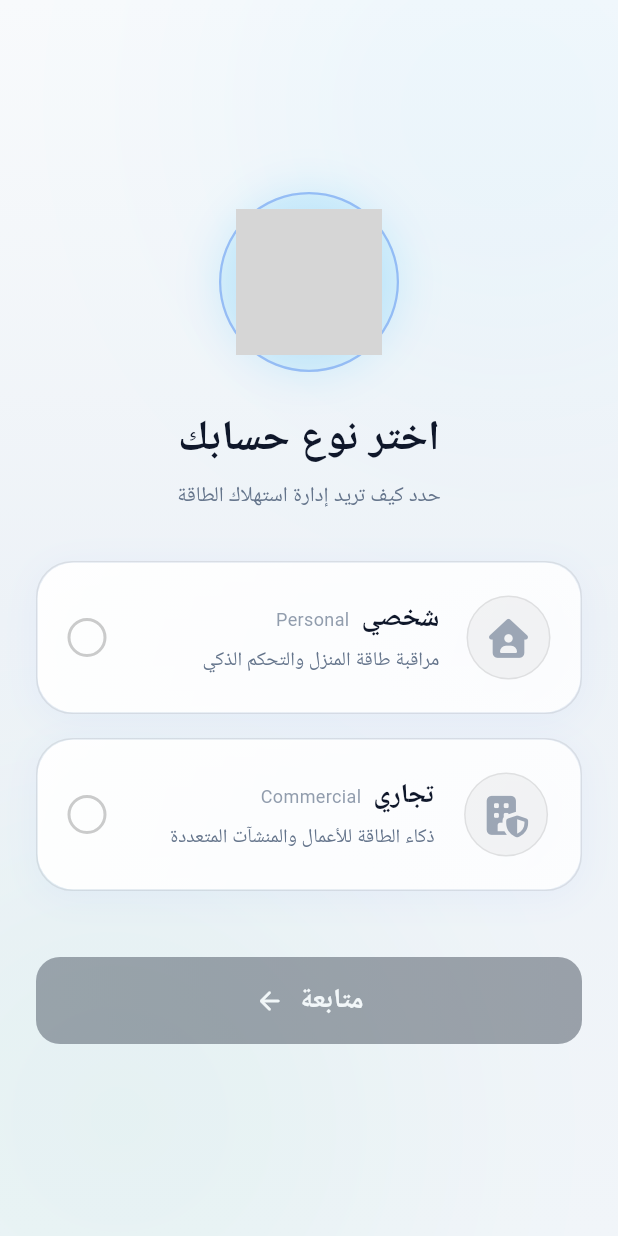
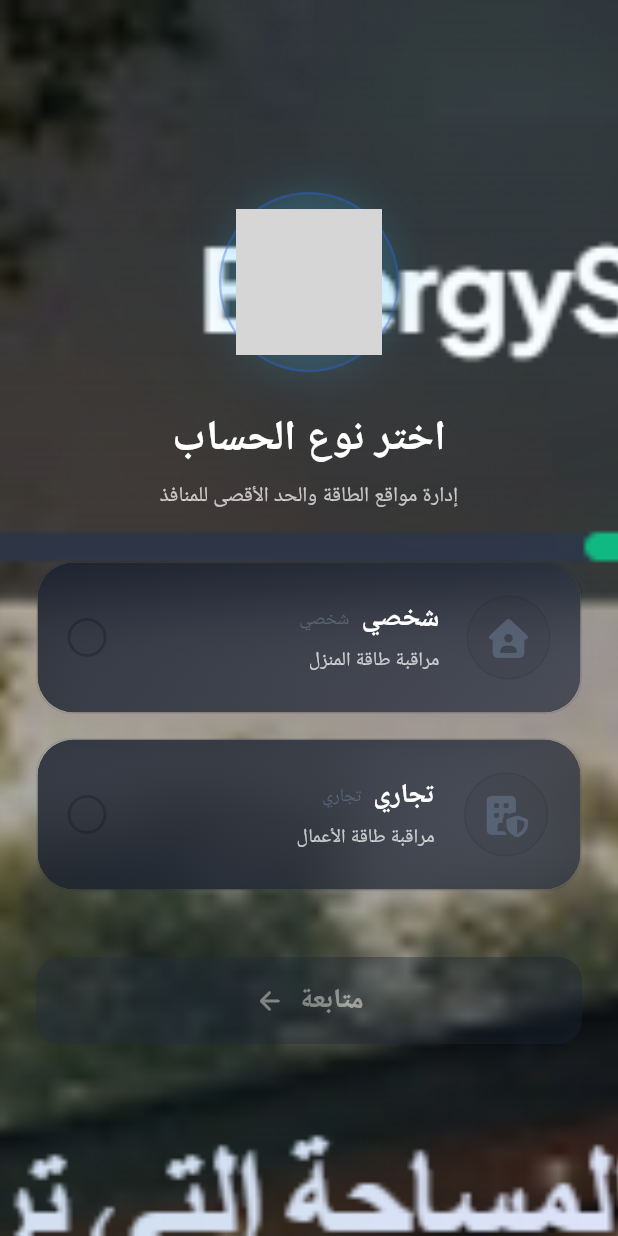
Before and after one commit to seenseon19-cmd/smart-energy, a Flutter app: the AccountTypeScreen screen opened directly, on a phone screen of 412 x 824 dp. Run offline on Flutter 3.47's test engine with Material 3 defaults, Android fonts, the phone set to English and light mode, and no system bars; our stand-ins replace firebase_auth, firebase_core, firebase_database, firebase_messaging, fl_chart, flutter_secure_storage and 8 more; accounts and stored records are empty; network calls fail; Roboto replaces fonts that are missing (Cairo); project files that could hold a hidden picture were left out; grey boxes are pictures that could not be loaded.

Commit message:
feat: apply Stitch authentication and onboarding screens

```diff
--- a/lib/screens/account_type_screen.dart
+++ b/lib/screens/account_type_screen.dart
@@ -8,6 +8,7 @@ import 'package:firebase_auth/firebase_auth.dart';
 import 'package:firebase_database/firebase_database.dart';
 import 'package:lottie/lottie.dart';
 import '../theme/app_theme.dart';
+import '../l10n/app_localizations.dart';
 import '../providers/energy_provider.dart';
 import '../core/app_animations.dart';
 import 'main_shell.dart';
@@ -87,14 +88,28 @@ class _AccountTypeScreenState extends State<AccountTypeScreen>
   Widget build(BuildContext context) {
     final themeProvider = context.watch<ThemeProvider>();
     final isDark = themeProvider.isDarkMode;
+    final loc = AppLocalizations.of(context);
 
-    return Scaffold(
-      backgroundColor: isDark ? AppTheme.darkBg : AppTheme.lightBg,
+    return Directionality(
+      textDirection: loc.locale.languageCode == 'ar' ? TextDirection.rtl : TextDirection.ltr,
+      child: Scaffold(
+      backgroundColor: const Color(0xFF070E1D),
       body: Stack(
         children: [
           // خلفية متدرجة
           Container(
-            decoration: isDark ? AppTheme.darkBackgroundDecoration : AppTheme.lightBackgroundDecoration,
+            decoration: BoxDecoration(
+              image: const DecorationImage(
+                image: AssetImage('assets/images/stitch_space_bg.png'),
+                fit: BoxFit.cover,
+              ),
+              gradient: LinearGradient(
+                begin: Alignment.topCenter,
+                end: Alignment.bottomCenter,
+                colors: [Colors.black.withOpacity(0.28), const Color(0xFF070E1D).withOpacity(0.95)],
+              ),
+              backgroundBlendMode: BlendMode.darken,
+            ),
           ),
 
           // طبقات التوهج النيوني
@@ -195,20 +210,20 @@ class _AccountTypeScreenState extends State<AccountTypeScreen>
 
                       // العنوان الرئيسي
                       Text(
-                        "اختر نوع حسابك",
+                        loc.tr('selectAccountType'),
                         style: AppTheme.getTextStyle(
                           fontSize: 28,
                           fontWeight: FontWeight.bold,
-                          color: isDark ? AppTheme.darkText : AppTheme.lightText,
+                          color: Colors.white,
                         ),
                         textAlign: TextAlign.center,
                       ),
                       const SizedBox(height: 8),
                       Text(
-                        "حدد كيف تريد إدارة استهلاك الطاقة",
+                        loc.tr('manageSpacesDesc'),
                         style: AppTheme.getTextStyle(
                           fontSize: 14,
-                          color: isDark ? AppTheme.darkText.withOpacity(0.7) : AppTheme.lightTextSecondary,
+                          color: Colors.white.withOpacity(0.72),
                         ),
                         textAlign: TextAlign.center,
                       ),
@@ -216,9 +231,9 @@ class _AccountTypeScreenState extends State<AccountTypeScreen>
 
                       // كرت النوع الشخصي
                       _buildTypeCard(
-                        title: "شخصي",
-                        subtitle: "Personal",
-                        description: "مراقبة طاقة المنزل والتحكم الذكي",
+                        title: loc.tr('personal'),
+                        subtitle: loc.tr('personal'),
+                        description: loc.tr('personalDesc'),
                         icon: FontAwesomeIcons.houseUser,
                         isSelected: _isCommercial == false,
                         activeColor: AppTheme.neonCyan,
@@ -228,9 +243,9 @@ class _AccountTypeScreenState extends State<AccountTypeScreen>
 
                       // كرت النوع التجاري
                       _buildTypeCard(
-                        title: "تجاري",
-                        subtitle: "Commercial",
-                        description: "ذكاء الطاقة للأعمال والمنشآت المتعددة",
+                        title: loc.tr('commercial'),
+                        subtitle: loc.tr('commercial'),
+                        description: loc.tr('commercialDesc'),
                         icon: FontAwesomeIcons.buildingShield,
                         isSelected: _isCommercial == true,
                         activeColor: AppTheme.neonGreen,
@@ -292,7 +307,7 @@ class _AccountTypeScreenState extends State<AccountTypeScreen>
                                 mainAxisAlignment: MainAxisAlignment.center,
                                 children: [
                                   Text(
-                                    "متابعة",
+                                    loc.tr('continueBtn'),
                                     style: AppTheme.getTextStyle(
                                       fontSize: 18,
                                       fontWeight: FontWeight.bold,
@@ -315,6 +330,7 @@ class _AccountTypeScreenState extends State<AccountTypeScreen>
             ),
           ),
         ],
+      ),
       ),
     );
   }
@@ -371,12 +387,12 @@ class _AccountTypeScreenState extends State<AccountTypeScreen>
                   end: Alignment.bottomRight,
                   colors: isSelected
                       ? [
-                          activeColor.withOpacity(0.12),
-                          isDark ? AppTheme.darkCard : Colors.white.withOpacity(0.92),
+                          activeColor.withOpacity(0.20),
+                          const Color(0xFF141B2B).withOpacity(0.88),
                         ]
                       : [
-                          isDark ? AppTheme.darkBg.withOpacity(0.6) : Colors.white.withOpacity(0.95),
-                          isDark ? AppTheme.darkCard.withOpacity(0.3) : Colors.white.withOpacity(0.85),
+                          const Color(0xFF141B2B).withOpacity(0.76),
+                          const Color(0xFF232A3A).withOpacity(0.68),
                         ],
                 ),
               ),
@@ -417,7 +433,7 @@ class _AccountTypeScreenState extends State<AccountTypeScreen>
                               style: AppTheme.getTextStyle(
                                 fontSize: 18,
                                 fontWeight: FontWeight.bold,
-                                color: isDark ? AppTheme.darkText : AppTheme.lightText,
+                                color: Colors.white,
                               ),
                             ),
                             const SizedBox(width: 8),
@@ -437,7 +453,7 @@ class _AccountTypeScreenState extends State<AccountTypeScreen>
                           description,
                           style: AppTheme.getTextStyle(
                             fontSize: 13,
-                            color: isDark ? AppTheme.darkText.withOpacity(0.7) : AppTheme.lightTextSecondary,
+                            color: Colors.white.withOpacity(0.72),
                           ),
                         ),
                       ],
```
Also changed, not shown: lib/screens/login_screen.dart (+25 -11 lines), lib/screens/onboarding_screen.dart (+15 -4 lines), lib/screens/register_screen.dart (+31 -11 lines), assets/images/stitch_auth_bg.png (added), assets/images/stitch_onboarding_bg.png (added), assets/images/stitch_space_bg.png (added).
